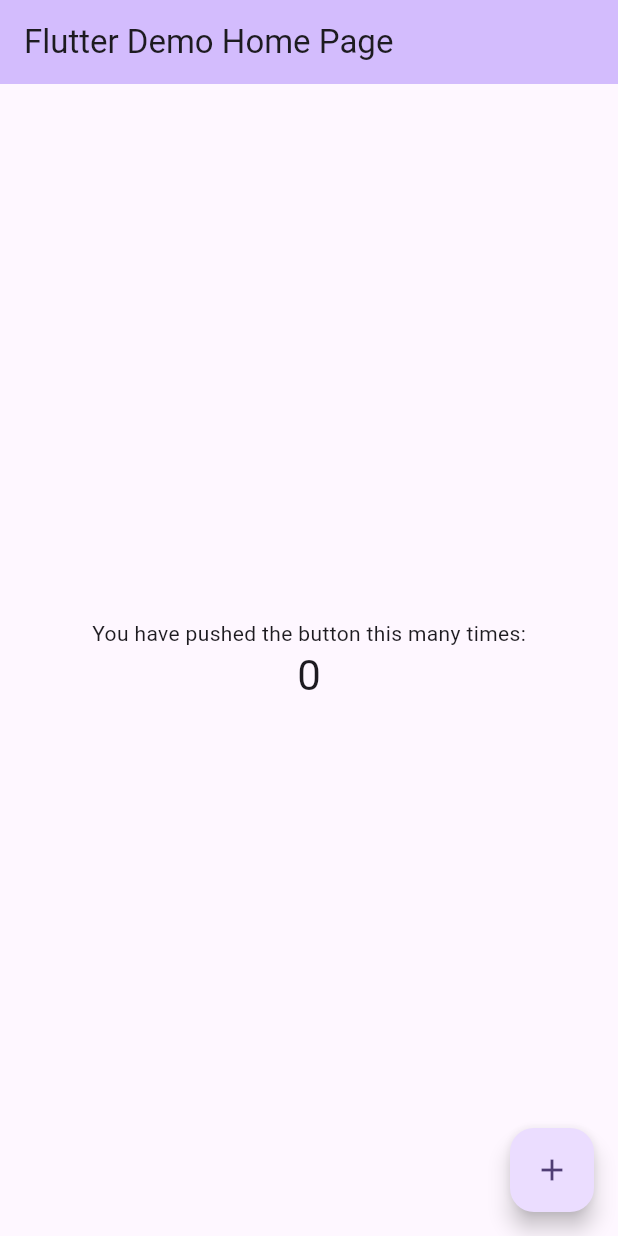
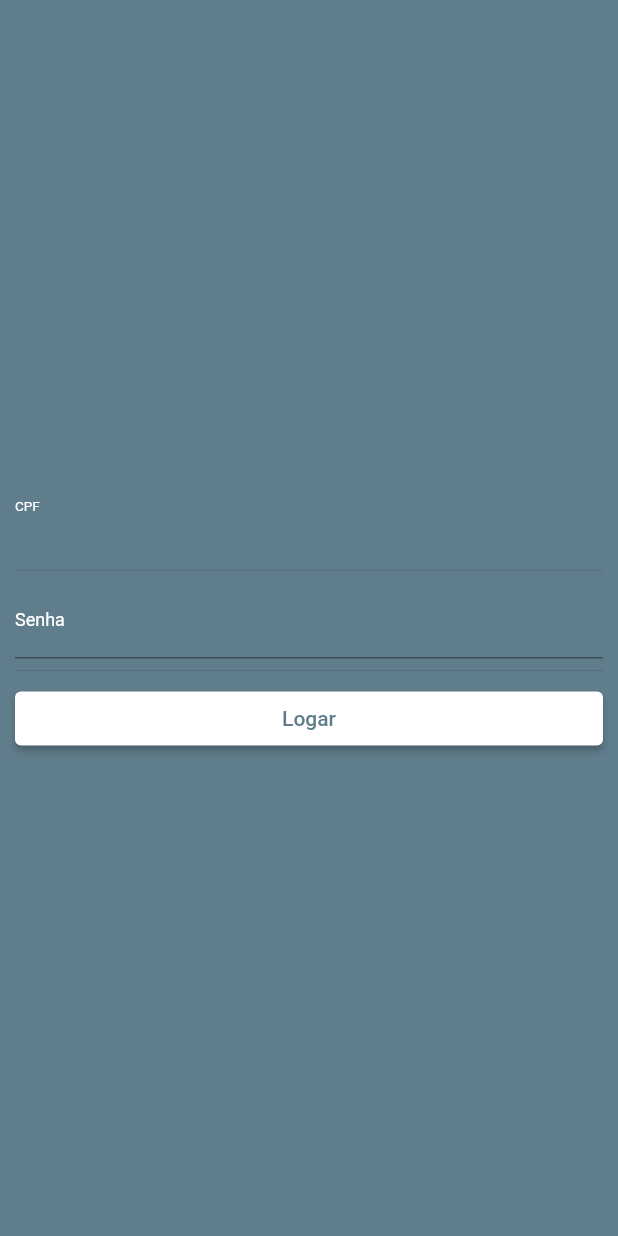
Before and after one commit to douglasphellipe/flutter_login, a Flutter app: the screen it shows after launch, on a phone screen of 412 x 824 dp. Run offline on Flutter 3.47's test engine with Material 2 defaults, Android fonts, the phone set to English and light mode, and no system bars.

Commit message:
Tela de Login Criada

```diff
--- a/lib/main.dart
+++ b/lib/main.dart
@@ -1,125 +1,16 @@
+import 'package:login_flutter/pages/login.page.dart';
 import 'package:flutter/material.dart';
 
-void main() {
-  runApp(const MyApp());
-}
+void main() { runApp(MyApp()); }
 
 class MyApp extends StatelessWidget {
-  const MyApp({super.key});
-
   // This widget is the root of your application.
   @override
   Widget build(BuildContext context) {
     return MaterialApp(
-      title: 'Flutter Demo',
-      theme: ThemeData(
-        // This is the theme of your application.
-        //
-        // TRY THIS: Try running your application with "flutter run". You'll see
-        // the application has a blue toolbar. Then, without quitting the app,
-        // try changing the seedColor in the colorScheme below to Colors.green
-        // and then invoke "hot reload" (save your changes or press the "hot
-        // reload" button in a Flutter-supported IDE, or press "r" if you used
-        // the command line to start the app).
-        //
-        // Notice that the counter didn't reset back to zero; the application
-        // state is not lost during the reload. To reset the state, use hot
-        // restart instead.
-        //
-        // This works for code too, not just values: Most code changes can be
-        // tested with just a hot reload.
-        colorScheme: ColorScheme.fromSeed(seedColor: Colors.deepPurple),
-        useMaterial3: true,
-      ),
-      home: const MyHomePage(title: 'Flutter Demo Home Page'),
+      title: 'Primeira tela de Login',
+      theme: ThemeData(primarySwatch: Colors.blueGrey),
+      home: LoginPage(),
     );
   }
 }
-
-class MyHomePage extends StatefulWidget {
-  const MyHomePage({super.key, required this.title});
-
-  // This widget is the home page of your application. It is stateful, meaning
-  // that it has a State object (defined below) that contains fields that affect
-  // how it looks.
-
-  // This class is the configuration for the state. It holds the values (in this
-  // case the title) provided by the parent (in this case the App widget) and
-  // used by the build method of the State. Fields in a Widget subclass are
-  // always marked "final".
-
-  final String title;
-
-  @override
-  State<MyHomePage> createState() => _MyHomePageState();
-}
-
-class _MyHomePageState extends State<MyHomePage> {
-  int _counter = 0;
-
-  void _incrementCounter() {
-    setState(() {
-      // This call to setState tells the Flutter framework that something has
-      // changed in this State, which causes it to rerun the build method below
-      // so that the display can reflect the updated values. If we changed
-      // _counter without calling setState(), then the build method would not be
-      // called again, and so nothing would appear to happen.
-      _counter++;
-    });
-  }
-
-  @override
-  Widget build(BuildContext context) {
-    // This method is rerun every time setState is called, for instance as done
-    // by the _incrementCounter method above.
-    //
-    // The Flutter framework has been optimized to make rerunning build methods
-    // fast, so that you can just rebuild anything that needs updating rather
-    // than having to individually change instances of widgets.
-    return Scaffold(
-      appBar: AppBar(
-        // TRY THIS: Try changing the color here to a specific color (to
-        // Colors.amber, perhaps?) and trigger a hot reload to see the AppBar
-        // change color while the other colors stay the same.
-        backgroundColor: Theme.of(context).colorScheme.inversePrimary,
-        // Here we take the value from the MyHomePage object that was created by
-        // the App.build method, and use it to set our appbar title.
-        title: Text(widget.title),
-      ),
-      body: Center(
-        // Center is a layout widget. It takes a single child and positions it
-        // in the middle of the parent.
-        child: Column(
-          // Column is also a layout widget. It takes a list of children and
-          // arranges them vertically. By default, it sizes itself to fit its
-          // children horizontally, and tries to be as tall as its parent.
-          //
-          // Column has various properties to control how it sizes itself and
-          // how it positions its children. Here we use mainAxisAlignment to
-          // center the children vertically; the main axis here is the vertical
-          // axis because Columns are vertical (the cross axis would be
-          // horizontal).
-          //
-          // TRY THIS: Invoke "debug painting" (choose the "Toggle Debug Paint"
-          // action in the IDE, or press "p" in the console), to see the
-          // wireframe for each widget.
-          mainAxisAlignment: MainAxisAlignment.center,
-          children: <Widget>[
-            const Text(
-              'You have pushed the button this many times:',
-            ),
-            Text(
-              '$_counter',
-              style: Theme.of(context).textTheme.headlineMedium,
-            ),
-          ],
-        ),
-      ),
-      floatingActionButton: FloatingActionButton(
-        onPressed: _incrementCounter,
-        tooltip: 'Increment',
-        child: const Icon(Icons.add),
-      ), // This trailing comma makes auto-formatting nicer for build methods.
-    );
-  }
-}
--- /dev/null
+++ b/lib/pages/login.page.dart
@@ -0,0 +1,62 @@
+import 'package:flutter/material.dart';
+
+class LoginPage extends StatefulWidget {
+  const LoginPage({super.key});
+
+  @override
+  State<LoginPage> createState() => _LoginPageState();
+}
+
+class _LoginPageState extends State<LoginPage> {
+  @override
+  Widget build(BuildContext context) {
+    return Scaffold(
+      backgroundColor: Colors.blueGrey,
+      body: Padding(
+        padding: EdgeInsets.all(10),
+        child: Center(
+        child: Column(
+          crossAxisAlignment: CrossAxisAlignment.stretch,
+          mainAxisAlignment: MainAxisAlignment.center,
+          children: [
+            TextFormField(
+              autofocus: true,
+              keyboardType: TextInputType.number,
+              style: new TextStyle(color: Colors.white, fontSize: 12),
+              decoration: InputDecoration(
+                labelText: "CPF",
+                labelStyle: TextStyle(color: Colors.white),
+              ),
+            ),
+            Divider(),
+              TextFormField(
+              autofocus: true,
+              obscureText: true,
+              keyboardType: TextInputType.text,
+              style: new TextStyle(color: Colors.white, fontSize: 12),
+              decoration: InputDecoration(
+                labelText: "Senha",
+                labelStyle: TextStyle(color: Colors.white),
+              ),
+            ),
+          Divider(),
+          ButtonTheme(
+            height: 60.0,
+            child: ElevatedButton(
+              onPressed: () => {},
+              child: Text(
+                "Logar",
+                style: TextStyle(color: Colors.blueGrey),
+              ),
+              style: ButtonStyle(
+                backgroundColor: MaterialStateProperty.all<Color>(Colors.white)
+              ),
+            ),
+          )
+          ],
+        ),
+      ),
+      )
+    );
+  }
+}
```
